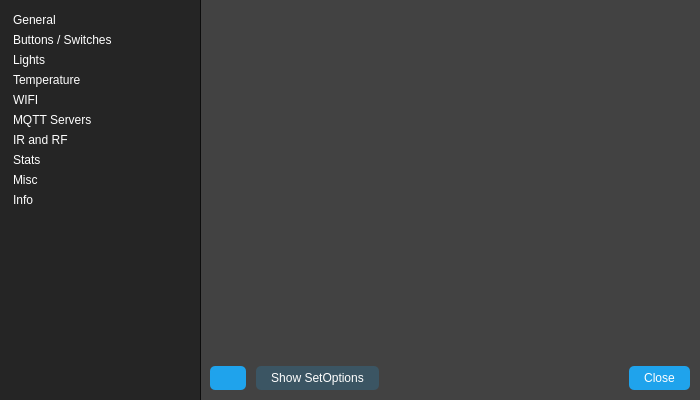
Old version of the form src/gui/deviceoptionswidget.ui in the repository tom-23/TasmoManager.
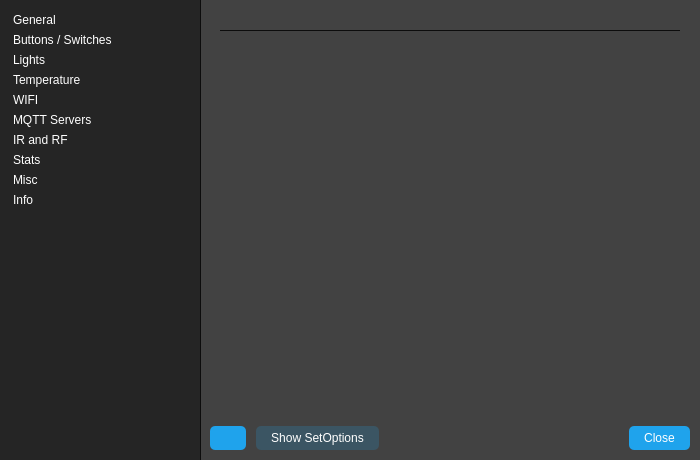
New version of the form. The open tabs and pages were chosen to show the change. Icons and pictures are not drawn. Custom widgets are drawn as their Qt base class.

Commit message: Added MQTT and WIFI config settings

```diff
--- a/src/gui/deviceoptionswidget.ui
+++ b/src/gui/deviceoptionswidget.ui
@@ -7,7 +7,7 @@
     <x>0</x>
     <y>0</y>
     <width>700</width>
-    <height>400</height>
+    <height>460</height>
    </rect>
   </property>
   <property name="minimumSize">
@@ -103,34 +103,69 @@
     background-color: rgb(66, 66, 66);
 } 
 
+#generalSetOptions {
+    border-top: 1px Solid #0C0C0C;
+} 
+
 #buttonsContents {
     background-color: rgb(66, 66, 66);
 }
 
+#buttonsSetOptions {
+    border-top: 1px Solid #0C0C0C;
+} 
+
+
 #lightsContents {
     background-color: rgb(66, 66, 66);
 }
 
+#lightsSetOptions {
+    border-top: 1px Solid #0C0C0C;
+} 
+
+
 #temperatureContents {
     background-color: rgb(66, 66, 66);
 }
 
+#temperatureSetOptions {
+    border-top: 1px Solid #0C0C0C;
+} 
+
+
 #wifiContents {
     background-color: rgb(66, 66, 66);
 }
 
+#wifiSetOptions {
+    border-top: 1px Solid #0C0C0C;
+} 
+
 #mqttContents {
     background-color: rgb(66, 66, 66);
 }
 
+#mqttSetOptions {
+    border-top: 1px Solid #0C0C0C;
+} 
+
 #miscContents {
     background-color: rgb(66, 66, 66);
 }
 
+#miscSetOptions {
+    border-top: 1px Solid #0C0C0C;
+} 
+
 #irRfContents {
     background-color: rgb(66, 66, 66);
 }
 
+#irRfSetOptions {
+    border-top: 1px Solid #0C0C0C;
+} 
+
 #infoContents {
     background-color: rgb(66, 66, 66);
 }
@@ -700,12 +735,12 @@
                <x>0</x>
                <y>0</y>
                <width>480</width>
-               <height>342</height>
+               <height>402</height>
               </rect>
              </property>
              <layout class="QVBoxLayout" name="verticalLayout_16">
               <property name="spacing">
-               <number>5</number>
+               <number>10</number>
               </property>
               <property name="leftMargin">
                <number>10</number>
@@ -732,11 +767,14 @@
               <item>
                <widget class="QWidget" name="wifiSetOptions" native="true">
                 <layout class="QVBoxLayout" name="verticalLayout_12">
+                 <property name="spacing">
+                  <number>10</number>
+                 </property>
                  <property name="leftMargin">
                   <number>0</number>
                  </property>
                  <property name="topMargin">
-                  <number>0</number>
+                  <number>10</number>
                  </property>
                  <property name="rightMargin">
                   <number>0</number>
```
Left out of the diff: 46 changed lines with no effect on the pictures. The commit also changes 17 other files.
